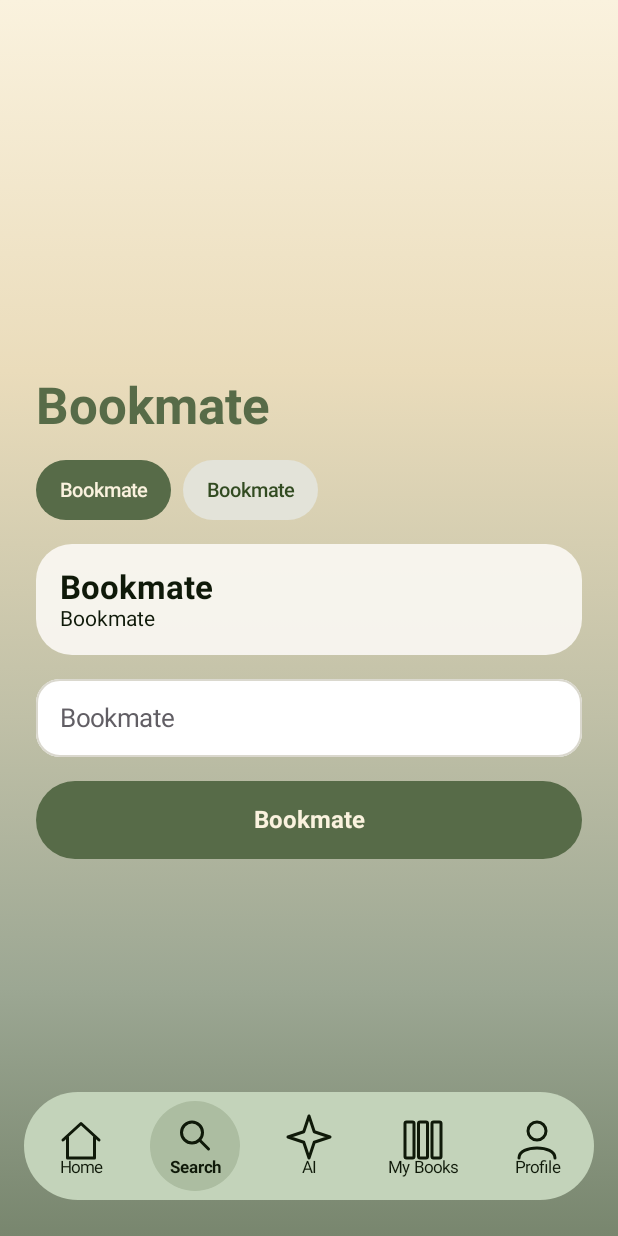
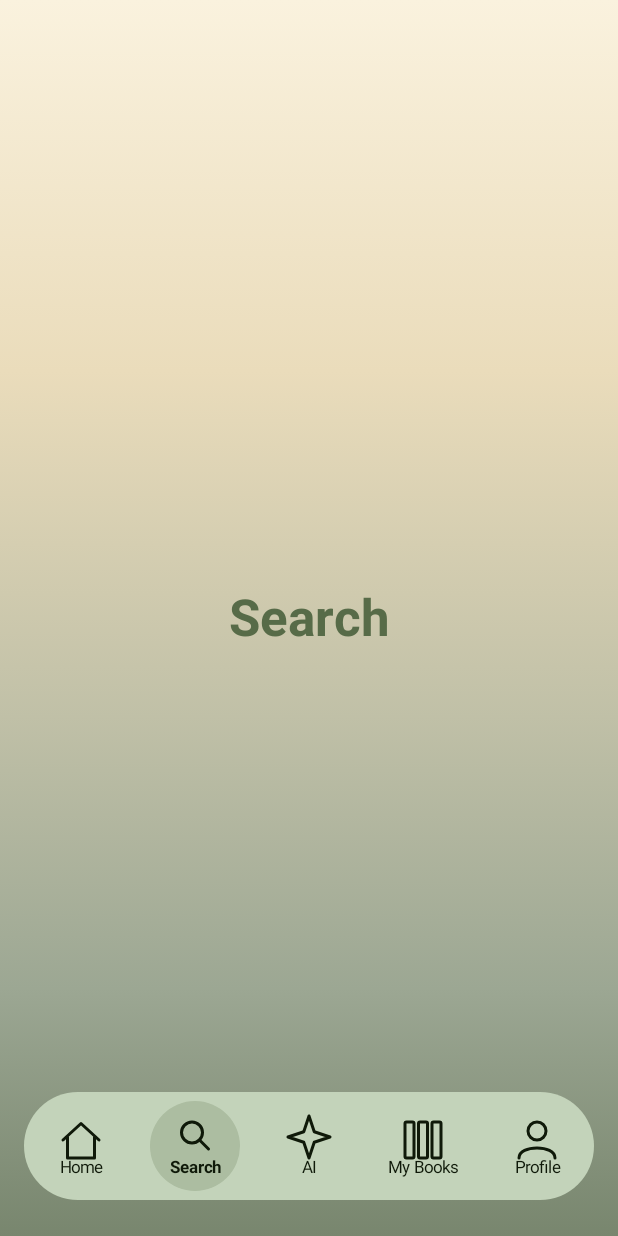
Before and after one commit to shuvosarkar96/Bookmate, an Android app built with Jetpack Compose: the screen it shows after launch (MainActivity), item 2 of the bottom bar chosen, on a phone screen of 412 x 824 dp. Run offline under Robolectric (Android 15) with nearby library versions, the phone set to English and light mode, and no system bars; our stand-ins replace Dagger/Hilt's generated code.

Commit message:
feat: add navigation graph with five tab placeholders

```diff
--- a/implementation/Bookmate/app/src/main/java/com/bookmate/app/MainActivity.kt
+++ b/implementation/Bookmate/app/src/main/java/com/bookmate/app/MainActivity.kt
@@ -3,90 +3,16 @@ package com.bookmate.app
 import android.os.Bundle
 import androidx.activity.ComponentActivity
 import androidx.activity.compose.setContent
-import androidx.compose.foundation.background
-import androidx.compose.foundation.layout.Arrangement
-import androidx.compose.foundation.layout.Box
-import androidx.compose.foundation.layout.Column
-import androidx.compose.foundation.layout.Row
-import androidx.compose.foundation.layout.fillMaxSize
-import androidx.compose.foundation.layout.padding
-import androidx.compose.material3.MaterialTheme
-import androidx.compose.material3.Text
-import androidx.compose.runtime.Composable
-import androidx.compose.runtime.getValue
-import androidx.compose.runtime.mutableStateOf
-import androidx.compose.runtime.remember
-import androidx.compose.runtime.setValue
-import androidx.compose.ui.Alignment
-import androidx.compose.ui.Modifier
-import androidx.compose.ui.res.stringResource
-import androidx.compose.ui.unit.dp
-import com.bookmate.app.ui.components.BookmateBottomNav
-import com.bookmate.app.ui.components.BookmateCard
-import com.bookmate.app.ui.components.BookmateChip
-import com.bookmate.app.ui.components.BookmateTextField
-import com.bookmate.app.ui.components.BottomNavTab
-import com.bookmate.app.ui.components.PrimaryButton
-import com.bookmate.app.ui.theme.BookmateGradient
+import com.bookmate.app.ui.BookmateApp
 import com.bookmate.app.ui.theme.BookmateTheme
-import com.bookmate.app.ui.theme.Dimens
 
 class MainActivity : ComponentActivity() {
     override fun onCreate(savedInstanceState: Bundle?) {
         super.onCreate(savedInstanceState)
         setContent {
             BookmateTheme {
-                Greeting()
+                BookmateApp()
             }
         }
     }
 }
-
-@Composable
-fun Greeting() {
-    var text by remember { mutableStateOf("") }
-    var firstChip by remember { mutableStateOf(true) }
-    var tab by remember { mutableStateOf(BottomNavTab.Home) }
-    val name = stringResource(R.string.app_name)
-
-    Box(
-        modifier = Modifier
-            .fillMaxSize()
-            .background(BookmateGradient)
-    ) {
-        Column(
-            modifier = Modifier
-                .fillMaxSize()
-                .padding(horizontal = Dimens.SideMargin),
-            verticalArrangement = Arrangement.spacedBy(16.dp, Alignment.CenterVertically)
-        ) {
-            Text(
-                text = name,
-                style = MaterialTheme.typography.headlineLarge,
-                color = MaterialTheme.colorScheme.primary
-            )
-            Row(horizontalArrangement = Arrangement.spacedBy(8.dp)) {
-                BookmateChip(text = name, selected = firstChip, onClick = { firstChip = true })
-                BookmateChip(text = name, selected = !firstChip, onClick = { firstChip = false })
-            }
-            BookmateCard {
-                Text(text = name, style = MaterialTheme.typography.titleLarge)
-                Text(text = name, style = MaterialTheme.typography.bodyMedium)
-            }
-            BookmateTextField(
-                value = text,
-                onValueChange = { text = it },
-                placeholder = name
-            )
-            PrimaryButton(text = name, onClick = { })
-        }
-        BookmateBottomNav(
-            selected = tab,
-            onSelect = { tab = it },
-            modifier = Modifier
-                .align(Alignment.BottomCenter)
-                .padding(horizontal = Dimens.NavSideMargin)
-                .padding(bottom = 24.dp)
-        )
-    }
-}
--- /dev/null
+++ b/implementation/Bookmate/app/src/main/java/com/bookmate/app/ui/BookmateApp.kt
@@ -0,0 +1,69 @@
+package com.bookmate.app.ui
+
+import androidx.compose.foundation.background
+import androidx.compose.foundation.layout.Box
+import androidx.compose.foundation.layout.fillMaxSize
+import androidx.compose.foundation.layout.padding
+import androidx.compose.runtime.Composable
+import androidx.compose.runtime.getValue
+import androidx.compose.ui.Alignment
+import androidx.compose.ui.Modifier
+import androidx.compose.ui.res.stringResource
+import androidx.compose.ui.unit.dp
+import androidx.navigation.NavGraph.Companion.findStartDestination
+import androidx.navigation.compose.NavHost
+import androidx.navigation.compose.composable
+import androidx.navigation.compose.currentBackStackEntryAsState
+import androidx.navigation.compose.rememberNavController
+import com.bookmate.app.R
+import com.bookmate.app.ui.components.BookmateBottomNav
+import com.bookmate.app.ui.navigation.Routes
+import com.bookmate.app.ui.navigation.route
+import com.bookmate.app.ui.navigation.tabForRoute
+import com.bookmate.app.ui.screens.PlaceholderScreen
+import com.bookmate.app.ui.theme.BookmateGradient
+import com.bookmate.app.ui.theme.Dimens
+
+@Composable
+fun BookmateApp() {
+    val navController = rememberNavController()
+    val backStackEntry by navController.currentBackStackEntryAsState()
+    val currentTab = tabForRoute(backStackEntry?.destination?.route)
+
+    Box(
+        modifier = Modifier
+            .fillMaxSize()
+            .background(BookmateGradient)
+    ) {
+        NavHost(
+            navController = navController,
+            startDestination = Routes.HOME,
+            modifier = Modifier.fillMaxSize()
+        ) {
+            composable(Routes.HOME) { PlaceholderScreen(stringResource(R.string.nav_home)) }
+            composable(Routes.SEARCH) { PlaceholderScreen(stringResource(R.string.nav_search)) }
+            composable(Routes.AI) { PlaceholderScreen(stringResource(R.string.nav_ai)) }
+            composable(Routes.MY_BOOKS) { PlaceholderScreen(stringResource(R.string.nav_my_books)) }
+            composable(Routes.PROFILE) { PlaceholderScreen(stringResource(R.string.nav_profile)) }
+        }
+
+        if (currentTab != null) {
+            BookmateBottomNav(
+                selected = currentTab,
+                onSelect = { tab ->
+                    navController.navigate(tab.route()) {
+                        popUpTo(navController.graph.findStartDestination().id) {
+                            saveState = true
+                        }
+                        launchSingleTop = true
+                        restoreState = true
+                    }
+                },
+                modifier = Modifier
+                    .align(Alignment.BottomCenter)
+                    .padding(horizontal = Dimens.NavSideMargin)
+                    .padding(bottom = 24.dp)
+            )
+        }
+    }
+}
--- /dev/null
+++ b/implementation/Bookmate/app/src/main/java/com/bookmate/app/ui/navigation/Routes.kt
@@ -0,0 +1,22 @@
+package com.bookmate.app.ui.navigation
+
+import com.bookmate.app.ui.components.BottomNavTab
+
+object Routes {
+    const val HOME = "home"
+    const val SEARCH = "search"
+    const val AI = "ai"
+    const val MY_BOOKS = "my_books"
+    const val PROFILE = "profile"
+}
+
+fun BottomNavTab.route(): String = when (this) {
+    BottomNavTab.Home -> Routes.HOME
+    BottomNavTab.Search -> Routes.SEARCH
+    BottomNavTab.Ai -> Routes.AI
+    BottomNavTab.MyBooks -> Routes.MY_BOOKS
+    BottomNavTab.Profile -> Routes.PROFILE
+}
+
+fun tabForRoute(route: String?): BottomNavTab? =
+    BottomNavTab.entries.firstOrNull { it.route() == route }
--- /dev/null
+++ b/implementation/Bookmate/app/src/main/java/com/bookmate/app/ui/screens/PlaceholderScreen.kt
@@ -0,0 +1,23 @@
+package com.bookmate.app.ui.screens
+
+import androidx.compose.foundation.layout.Box
+import androidx.compose.foundation.layout.fillMaxSize
+import androidx.compose.material3.MaterialTheme
+import androidx.compose.material3.Text
+import androidx.compose.runtime.Composable
+import androidx.compose.ui.Alignment
+import androidx.compose.ui.Modifier
+
+@Composable
+fun PlaceholderScreen(title: String, modifier: Modifier = Modifier) {
+    Box(
+        modifier = modifier.fillMaxSize(),
+        contentAlignment = Alignment.Center
+    ) {
+        Text(
+            text = title,
+            style = MaterialTheme.typography.headlineLarge,
+            color = MaterialTheme.colorScheme.primary
+        )
+    }
+}
```
